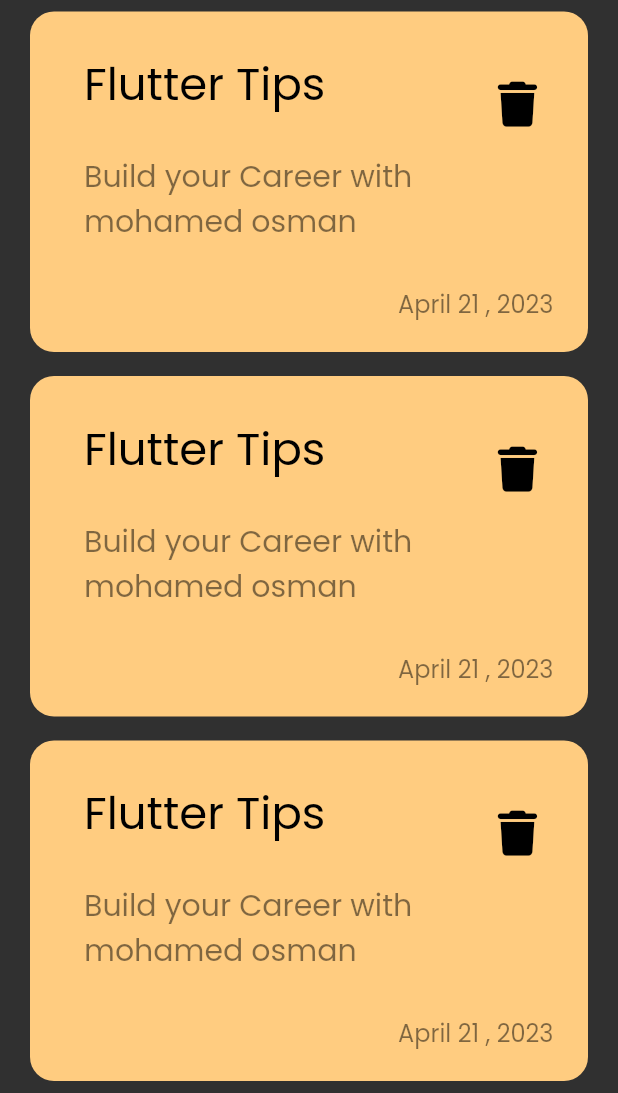
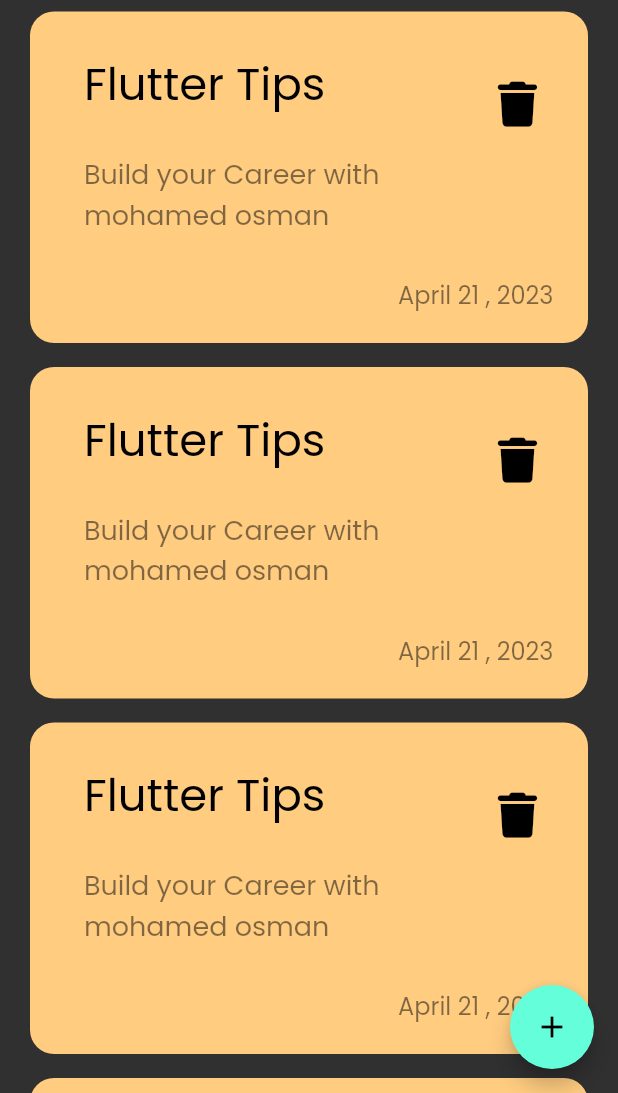
Before and after one commit to mohamed3sman/notes_app, a Flutter app: the screen it shows after launch, on a phone screen of 412 x 824 dp, the part 143-1236 px from its top. Run offline on Flutter 3.47's test engine with Material 2 defaults, Android fonts, the phone set to English and light mode, and no system bars; our stand-ins replace font_awesome_flutter.

Commit message:
add floating action button

```diff
--- a/lib/views/notes_view.dart
+++ b/lib/views/notes_view.dart
@@ -6,8 +6,12 @@ class NotesView extends StatelessWidget {
 
   @override
   Widget build(BuildContext context) {
-    return const Scaffold(
-      body: NotesViewBody(),
+    return Scaffold(
+      floatingActionButton: FloatingActionButton(
+        onPressed: () {},
+        child: const Icon(Icons.add),
+      ),
+      body: const NotesViewBody(),
     );
   }
 }
--- a/lib/widgets/custom_icon.dart
+++ b/lib/widgets/custom_icon.dart
@@ -7,7 +7,9 @@ class CustomIcon extends StatelessWidget {
 
   @override
   Widget build(BuildContext context) {
-    return Container(
+    return InkWell(
+      onTap: () {},
+      child: Container(
         width: 45,
         height: 45,
         decoration: BoxDecoration(
@@ -17,6 +19,7 @@ class CustomIcon extends StatelessWidget {
           Icons.search_rounded,
           size: 27,
         ),
+      ),
     );
   }
 }
--- a/lib/widgets/custom_note_item.dart
+++ b/lib/widgets/custom_note_item.dart
@@ -27,7 +27,7 @@ class NoteItem extends StatelessWidget {
                 child: Text(
                   'Build your Career with mohamed osman',
                   style: TextStyle(
-                      color: Colors.black.withOpacity(0.5), fontSize: 20),
+                      color: Colors.black.withOpacity(0.5), fontSize: 18),
                 ),
               ),
               trailing: IconButton(
```
Lines whose indentation alone changed are shown as unchanged.
